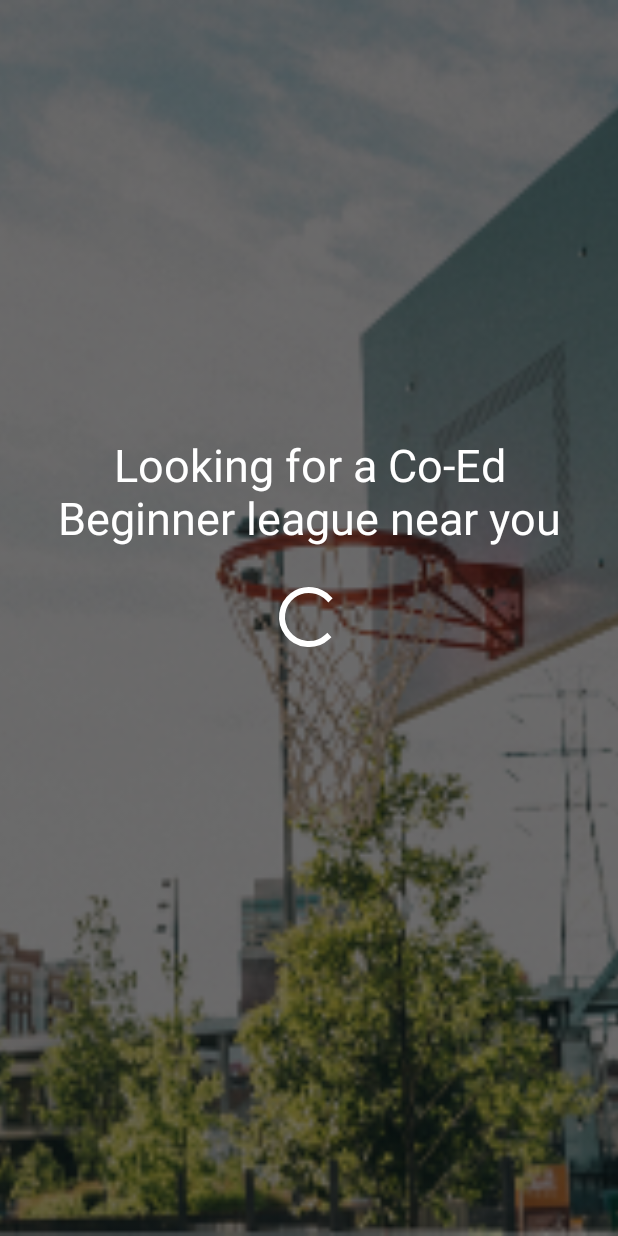
After one commit to rajeshsahu09/Swoosh, an Android app: the layout activity_finish.xml on its own in the app's theme, with its tools: preview values and no code run, on a phone screen of 412 x 824 dp. The commit adds this screen. Run offline under Robolectric (Android 15) with nearby library versions, the phone set to English and light mode, and no system bars.

Commit message:
Finished Demo Swoosh App: Needs minor improvements

```diff
--- a/app/src/main/java/com/example/swoosh/Constants.kt
+++ /dev/null
@@ -1,3 +0,0 @@
-package com.example.swoosh
-
-const val EXTRA_LEAGUE = "league"
--- a/app/src/main/java/com/example/swoosh/BaseActivity.kt
+++ b/app/src/main/java/com/example/swoosh/controller/BaseActivity.kt
@@ -1,4 +1,4 @@
-package com.example.swoosh
+package com.example.swoosh.controller
 
 import androidx.appcompat.app.AppCompatActivity
 import android.os.Bundle
--- a/app/src/main/java/com/example/swoosh/MainActivity.kt
+++ b/app/src/main/java/com/example/swoosh/controller/MainActivity.kt
@@ -1,9 +1,8 @@
-package com.example.swoosh
+package com.example.swoosh.controller
 
 import android.content.Intent
-import androidx.appcompat.app.AppCompatActivity
 import android.os.Bundle
-import kotlinx.android.synthetic.main.activity_league.*
+import com.example.swoosh.R
 import kotlinx.android.synthetic.main.activity_main.*
 
 class MainActivity : BaseActivity() {
--- /dev/null
+++ b/app/src/main/java/com/example/swoosh/utilities/Constants.kt
@@ -0,0 +1,4 @@
+package com.example.swoosh.utilities
+
+const val EXTRA_LEAGUE = "league"
+const val EXTRA_SKILL = "skill"
--- /dev/null
+++ b/app/src/main/res/layout/activity_finish.xml
@@ -0,0 +1,49 @@
+<?xml version="1.0" encoding="utf-8"?>
+<androidx.constraintlayout.widget.ConstraintLayout xmlns:android="http://schemas.android.com/apk/res/android"
+    xmlns:app="http://schemas.android.com/apk/res-auto"
+    xmlns:tools="http://schemas.android.com/tools"
+    android:layout_width="match_parent"
+    android:layout_height="match_parent"
+    tools:context=".controller.FinishActivity">
+
+    <ImageView
+        android:id="@+id/imageView"
+        android:layout_width="0dp"
+        android:layout_height="0dp"
+        android:scaleType="centerCrop"
+        app:layout_constraintBottom_toBottomOf="parent"
+        app:layout_constraintEnd_toEndOf="parent"
+        app:layout_constraintStart_toStartOf="parent"
+        app:layout_constraintTop_toTopOf="parent"
+        app:srcCompat="@drawable/exercisebg"
+        android:contentDescription="@string/background_image" />
+
+    <TextView
+        android:id="@+id/searchteamtext"
+        android:layout_width="0dp"
+        android:layout_height="82dp"
+        android:layout_marginStart="16dp"
+        android:layout_marginEnd="16dp"
+        android:singleLine="false"
+        android:text="TextView"
+        android:textAlignment="center"
+        android:textColor="@color/colorAccent"
+        android:textSize="30sp"
+        app:layout_constraintBottom_toBottomOf="@+id/imageView"
+        app:layout_constraintEnd_toEndOf="parent"
+        app:layout_constraintHorizontal_bias="0.0"
+        app:layout_constraintStart_toStartOf="parent"
+        app:layout_constraintTop_toTopOf="parent"
+        app:layout_constraintVertical_bias="0.39"
+        tools:text="@string/search_league" />
+
+    <ProgressBar
+        android:id="@+id/progressBar2"
+        style="?android:attr/progressBarStyle"
+        android:layout_width="wrap_content"
+        android:layout_height="wrap_content"
+        android:layout_marginTop="16dp"
+        app:layout_constraintEnd_toEndOf="parent"
+        app:layout_constraintStart_toStartOf="parent"
+        app:layout_constraintTop_toBottomOf="@+id/searchteamtext" />
+</androidx.constraintlayout.widget.ConstraintLayout>
--- a/app/src/main/res/layout/activity_league.xml
+++ b/app/src/main/res/layout/activity_league.xml
@@ -4,7 +4,7 @@
     xmlns:tools="http://schemas.android.com/tools"
     android:layout_width="match_parent"
     android:layout_height="match_parent"
-    tools:context=".LeagueActivity">
+    tools:context=".controller.LeagueActivity">
 
     <ImageView
         android:id="@+id/skillbckimg"
--- a/app/src/main/res/layout/activity_main.xml
+++ b/app/src/main/res/layout/activity_main.xml
@@ -4,7 +4,7 @@
     xmlns:tools="http://schemas.android.com/tools"
     android:layout_width="match_parent"
     android:layout_height="match_parent"
-    tools:context=".MainActivity">
+    tools:context=".controller.MainActivity">
 
     <ImageView
         android:id="@+id/homebckimg"
--- a/app/src/main/res/values/strings.xml
+++ b/app/src/main/res/values/strings.xml
@@ -15,4 +15,5 @@
     <string name="beginner">Beginner</string>
     <string name="baller">baller</string>
     <string name="finish">FINISH</string>
+    <string name="search_league">Looking for a Co-Ed Beginner league near you</string>
 </resources>
```
Also changed, not shown: app/src/main/AndroidManifest.xml (+5 -4 lines), app/src/main/java/com/example/swoosh/SkillselectionActivity.kt (deleted, +0 -13 lines), app/src/main/java/com/example/swoosh/controller/FinishActivity.kt (added, +18 -0 lines), app/src/main/java/com/example/swoosh/controller/LeagueActivity.kt (renamed from app/src/main/java/com/example/swoosh/LeagueActivity.kt, +6 -7 lines), app/src/main/java/com/example/swoosh/controller/SkillselectionActivity.kt (added, +44 -0 lines), app/src/main/res/layout/activity_skillselection.xml (+5 -2 lines).
